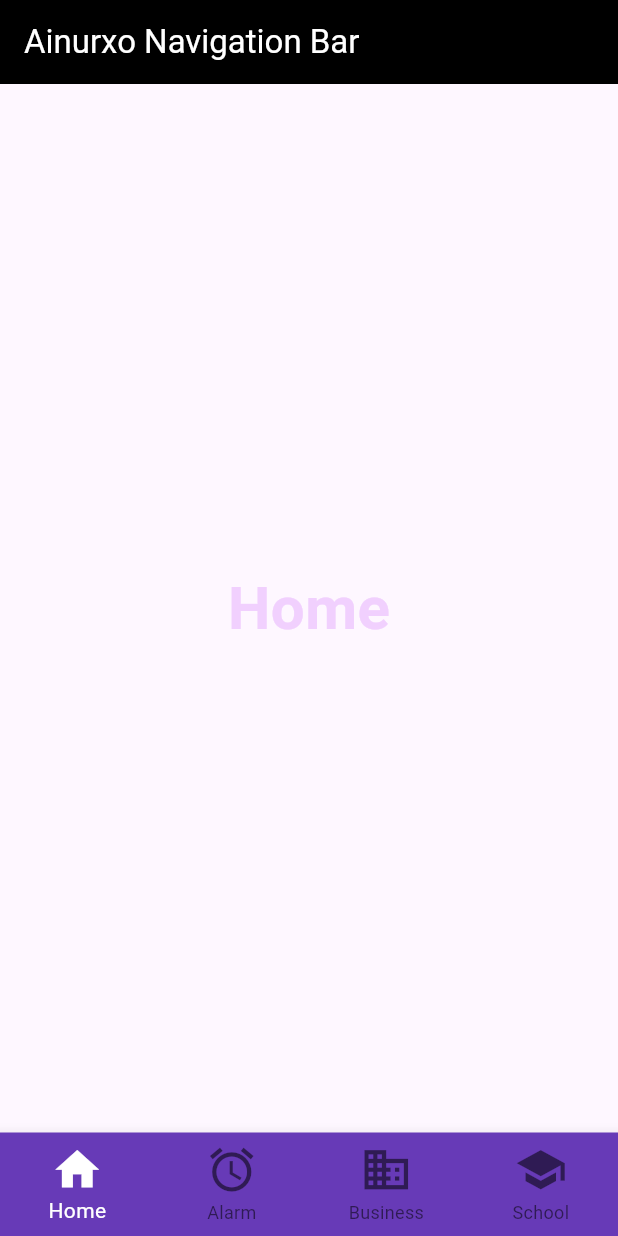
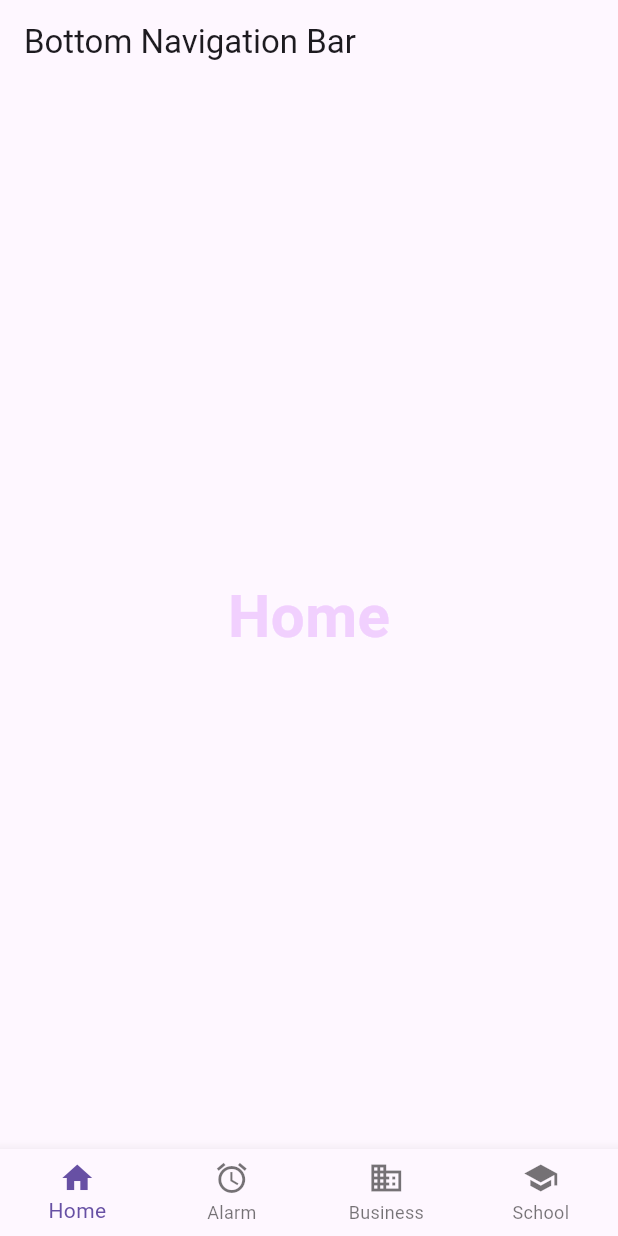
Before and after one commit to ainurxo/TMA3084_G02_103158_Lab05_Lesson07, a Flutter app: the screen it shows after launch, on a phone screen of 412 x 824 dp. Run offline on Flutter 3.47's test engine with Material 3 defaults, Android fonts, the phone set to English and light mode, and no system bars.

Commit message:
refactor: use Provider TabModel for tab navigation

```diff
--- a/lab01/lib/main.dart
+++ b/lab01/lib/main.dart
@@ -1,19 +1,36 @@
 import 'package:flutter/material.dart';
+import 'package:provider/provider.dart';
 
 import 'screen1.dart';
 import 'screen2.dart';
 import 'screen3.dart';
 import 'screen4.dart';
 
-void main() => runApp(const MyApp());
+class TabModel extends ChangeNotifier {
+  int selectedIndex = 0;
+
+  void updateIndex(int index) {
+    if (selectedIndex == index) return;
+    selectedIndex = index;
+    notifyListeners();
+  }
+}
+
+void main() {
+  runApp(
+    ChangeNotifierProvider(
+      create: (context) => TabModel(),
+      child: const MyApp(),
+    ),
+  );
+}
 
 class MyApp extends StatelessWidget {
   const MyApp({super.key});
 
-  // This widget is the root of your application.
   @override
   Widget build(BuildContext context) {
-    return MaterialApp(
+    return const MaterialApp(
       debugShowCheckedModeBanner: false,
       home: BottomNaviLab(),
     );
@@ -28,8 +45,6 @@ class BottomNaviLab extends StatefulWidget {
 }
 
 class _BottomNaviLabState extends State<BottomNaviLab> {
-  int currentIndex = 0;
-
   final List<Widget> screens = const [
     Screen1(),
     Screen2(),
@@ -39,34 +54,24 @@ class _BottomNaviLabState extends State<BottomNaviLab> {
 
   @override
   Widget build(BuildContext context) {
+    final selectedIndex = context.watch<TabModel>().selectedIndex;
+
     return Scaffold(
       appBar: AppBar(
-        title: Text("Ainurxo Navigation Bar"),
-        backgroundColor: Colors.black,
-        foregroundColor: Colors.white,
+        title: const Text('Bottom Navigation Bar'),
       ),
-
-      body: screens[currentIndex],
-
+      body: screens[selectedIndex],
       bottomNavigationBar: BottomNavigationBar(
         type: BottomNavigationBarType.fixed,
-        fixedColor: Colors.white,
-        backgroundColor: Colors.deepPurple,
-        iconSize: 35,
-        currentIndex: currentIndex,
-        onTap: (int index) {
-          setState(() {
-            currentIndex = index;
-          });
+        currentIndex: selectedIndex,
+        onTap: (index) {
+          context.read<TabModel>().updateIndex(index);
         },
         items: const [
-          BottomNavigationBarItem(icon: Icon(Icons.home), label: "Home"),
-          BottomNavigationBarItem(icon: Icon(Icons.alarm), label: "Alarm"),
-          BottomNavigationBarItem(
-            icon: Icon(Icons.business),
-            label: "Business",
-          ),
-          BottomNavigationBarItem(icon: Icon(Icons.school), label: "School"),
+          BottomNavigationBarItem(icon: Icon(Icons.home), label: 'Home'),
+          BottomNavigationBarItem(icon: Icon(Icons.alarm), label: 'Alarm'),
+          BottomNavigationBarItem(icon: Icon(Icons.business), label: 'Business'),
+          BottomNavigationBarItem(icon: Icon(Icons.school), label: 'School'),
         ],
       ),
     );
--- a/pubspec.yaml
+++ b/pubspec.yaml
@@ -34,6 +34,7 @@ dependencies:
   # The following adds the Cupertino Icons font to your application.
   # Use with the CupertinoIcons class for iOS style icons.
   cupertino_icons: ^1.0.8
+  provider: ^6.1.2
 
 dev_dependencies:
   flutter_test:
```
Also changed, not shown: pubspec.lock.
